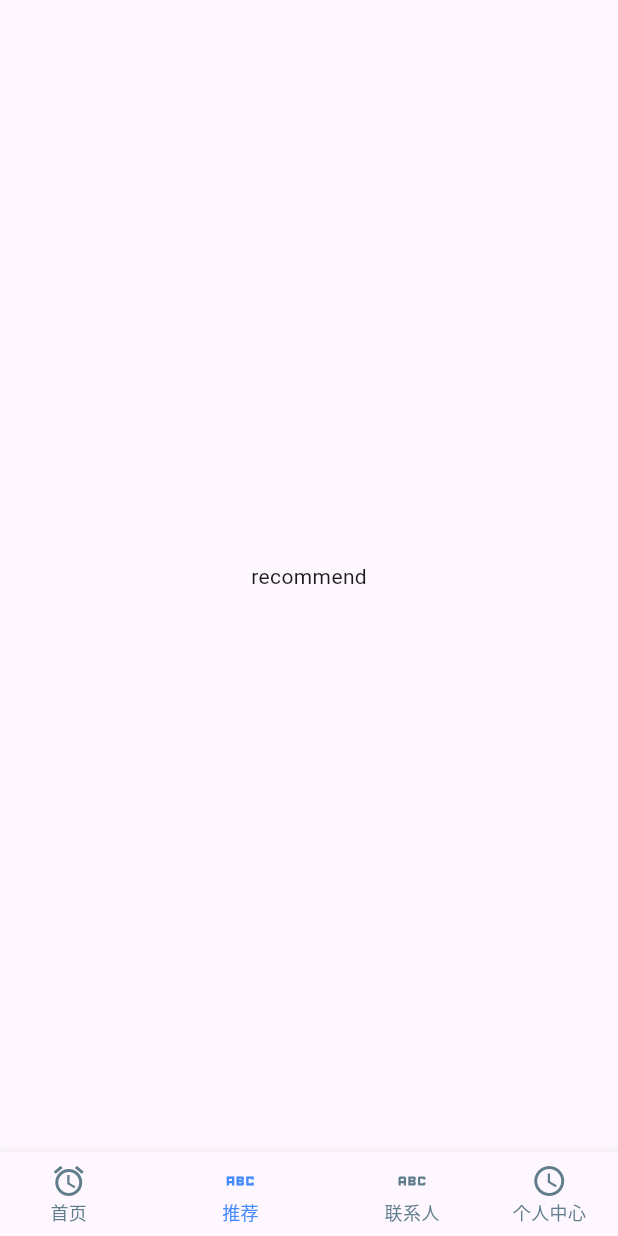
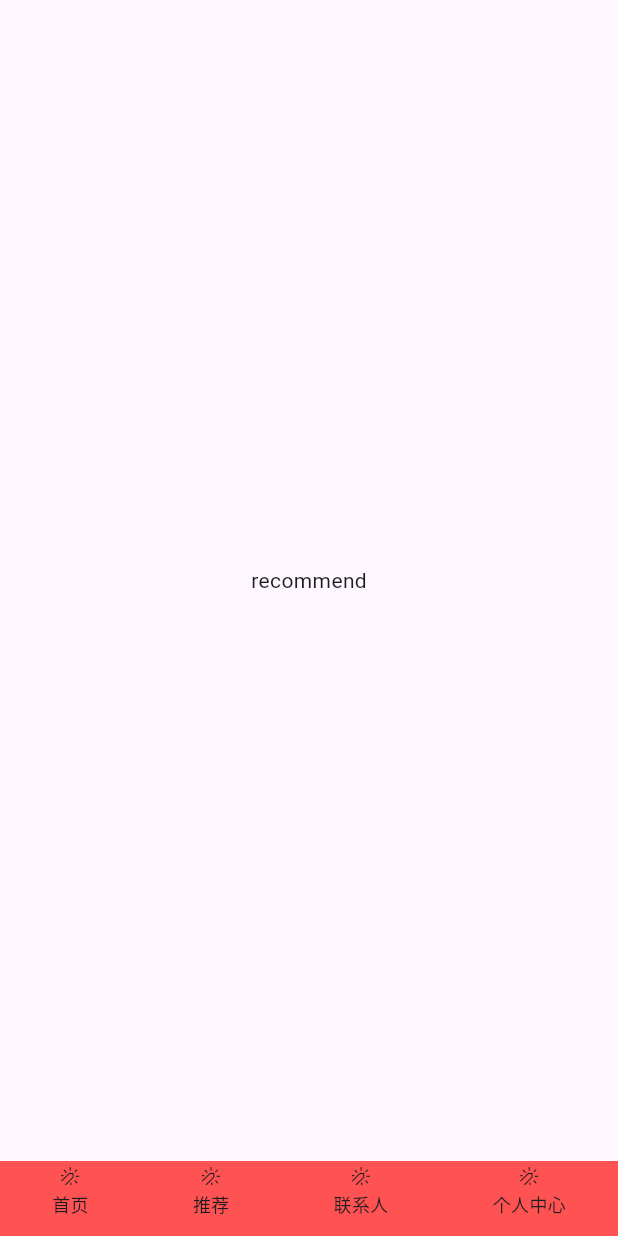
Before and after one commit to aj-demo/flutter, a Flutter app: the screen it shows after launch, item 2 of the bottom bar chosen, on a phone screen of 412 x 824 dp. Run offline on Flutter 3.47's test engine with Material 3 defaults, Android fonts, the phone set to English and light mode, and no system bars; our stand-ins replace go_router.

Commit message:
字体文件测试

```diff
--- a/lib/layouts/base.dart
+++ b/lib/layouts/base.dart
@@ -1,6 +1,7 @@
 
 import 'package:flutter/material.dart';
 import 'package:go_router/go_router.dart';
+import './widget/CustomBottomNavigationBar.dart';
 
 class BaseLayout extends StatefulWidget {
   const BaseLayout({super.key, required this.navigationShell});
@@ -32,11 +33,14 @@ class _MyHomePageState extends State<BaseLayout> {
       initialLocation: index == widget.navigationShell.currentIndex,
     );
   }
-  @override
-  Widget build(BuildContext context) {
-    return Scaffold(
-      body: widget.navigationShell,
-      bottomNavigationBar: BottomNavigationBar(
+  Widget getCustomBottomNavigationBar() {
+    return CustomBottomBar(
+      value: widget.navigationShell.currentIndex,
+      onChange: _onTap,
+    );
+  }
+  Widget getBottomNavigationBar() {
+    return BottomNavigationBar(
       currentIndex: widget.navigationShell.currentIndex,
       onTap: _onTap,
       showUnselectedLabels: true,
@@ -50,7 +54,13 @@ class _MyHomePageState extends State<BaseLayout> {
             icon: menu.icon,
           ),
       ).toList(),
-      )
+    );
+  }
+  @override
+  Widget build(BuildContext context) {
+    return Scaffold(
+      body: widget.navigationShell,
+      bottomNavigationBar: getCustomBottomNavigationBar(),
     );
   }
 }
--- /dev/null
+++ b/lib/layouts/widget/CustomBottomNavigationBar.dart
@@ -0,0 +1,82 @@
+
+import 'package:flutter/material.dart';
+import '../../widgets/IconFont/index.dart';
+
+class CustomBottomBarItem extends StatelessWidget {
+  const CustomBottomBarItem({
+    super.key,
+    required this.label,
+    required this.icon,
+    required this.onTap,
+  });
+  final String label;
+  final Icon icon;
+  final void Function() onTap;
+  @override
+  Widget build(BuildContext context) {
+    return InkWell(
+      onTap: onTap,
+      child: Center(
+        child: Column(
+          children: [
+            const IconFont("\uE74c"),
+            Text(
+                label,
+                style: const TextStyle(
+                  fontSize: 12,
+                )
+            ),
+          ],
+        ),
+      ),
+    );
+  }
+}
+typedef Menu = ({
+  String key,
+  String label,
+  Icon icon,
+});
+class CustomBottomBar extends StatelessWidget {
+  const CustomBottomBar({
+    super.key,
+    required this.value,
+    required this.onChange
+  });
+  final int value;
+  final void Function(int) onChange;
+
+  final List<Menu> menus = const [
+    (label: '首页', key: 'home', icon: Icon(Icons.access_alarm)),
+    (label: '推荐', key: 'recommend', icon: Icon(Icons.abc_sharp)),
+    (label: '联系人', key: 'contact', icon: Icon(Icons.abc)),
+    (label: '个人中心', key: 'center', icon: Icon(Icons.access_time))
+  ];
+
+  List<Widget> getList() {
+    return menus
+      .asMap()
+      .entries
+      .map((entry) => CustomBottomBarItem(
+          label: entry.value.label,
+          icon: entry.value.icon,
+          onTap: () => onChange(entry.key),
+      ))
+      .toList();
+  }
+
+  @override
+  Widget build(BuildContext context) {
+    return Container(
+      decoration: const BoxDecoration(
+        color: Colors.redAccent,
+      ),
+      height: 50,
+      child: Row(
+        mainAxisAlignment: MainAxisAlignment.spaceAround,
+        crossAxisAlignment: CrossAxisAlignment.center,
+        children: getList(),
+      ),
+    );
+  }
+}
--- /dev/null
+++ b/lib/widgets/IconFont/index.dart
@@ -0,0 +1,20 @@
+
+import 'package:flutter/material.dart';
+
+class IconFont extends StatelessWidget {
+
+  final String data;
+  TextStyle style;
+  IconFont(this.data, {
+    super.key,
+    this.style = const TextStyle(),
+  });
+
+  @override
+  Widget build(BuildContext context)  {
+    return Text(
+        data,
+        style: const TextStyle(fontFamily: 'IconFont'),
+    );
+  }
+}
```
Also changed, not shown: pubspec.yaml (+6 -1 lines), assets/icon_font.ttf (added). Lines whose indentation alone changed are shown as unchanged.
